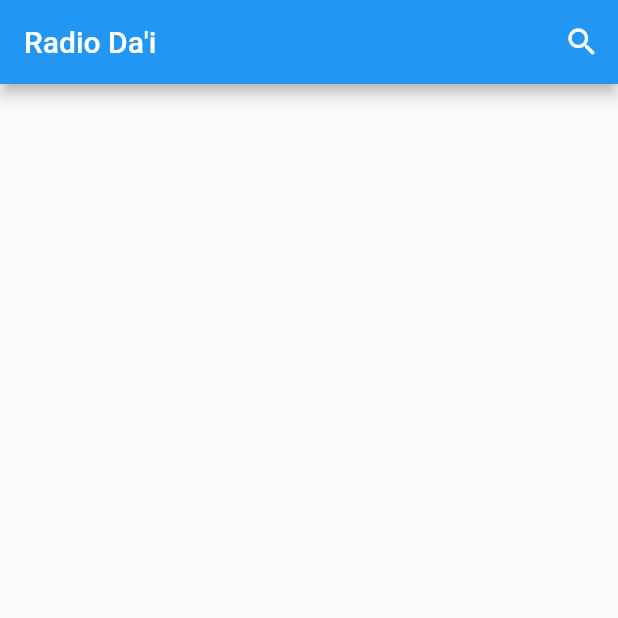
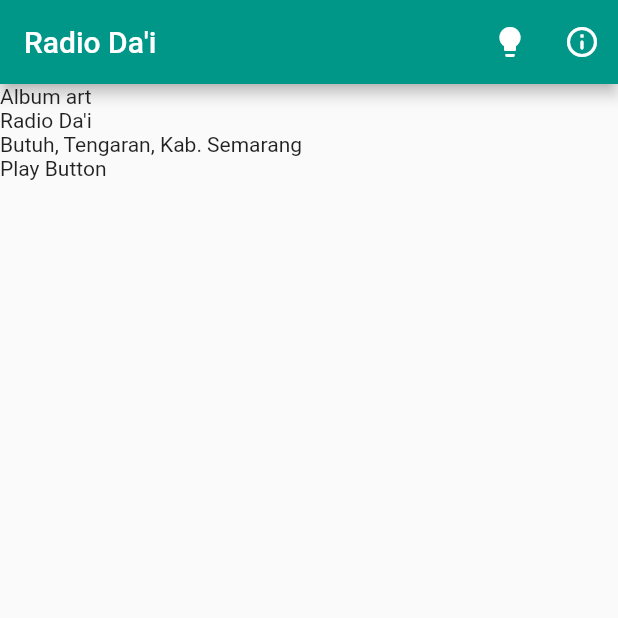
Before and after one commit to miftahafina/radiodai-flutter, a Flutter app: the screen it shows after launch, on a phone screen of 412 x 824 dp, the top half of it. Run offline on Flutter 3.47's test engine with Material 2 defaults, Android fonts, the phone set to English and light mode, and no system bars.

Commit message:
Add basic column

```diff
--- a/lib/main.dart
+++ b/lib/main.dart
@@ -13,7 +13,7 @@
       debugShowCheckedModeBanner: false,
       title: "Radio Da'i",
       theme: ThemeData(
-        primarySwatch: Colors.blue
+        primarySwatch: Colors.teal
       ),
       home: const RadioPlayerScreen(),
     );
@@ -32,12 +32,30 @@
           IconButton(
             onPressed: () {},
               icon: const Icon(
-                Icons.search,
+                Icons.lightbulb,
+                color: Colors.white,
+              )
+          ),
+          IconButton(
+              onPressed: () {},
+              icon: const Icon(
+                Icons.info_outline_rounded,
                 color: Colors.white,
               )
           )
         ],
       ),
+
+      body: Column(
+        mainAxisAlignment: MainAxisAlignment.start,
+        crossAxisAlignment: CrossAxisAlignment.stretch,
+        children: const [
+          Text('Album art'),
+          Text("Radio Da'i"),
+          Text('Butuh, Tengaran, Kab. Semarang'),
+          Text('Play Button'),
+        ],
+      ),
     );
   }
 }
```
